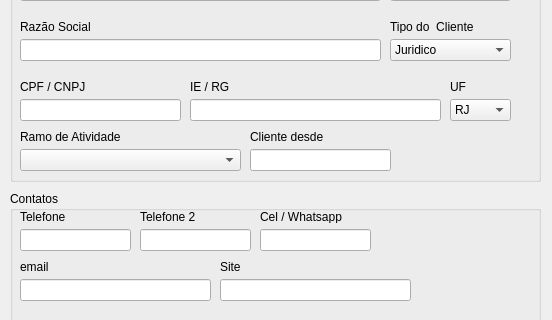
Above: ui_code/addcliente.ui from andersonlrsilva/Controle_de_Estoque before the change; both pictures show x 0 to 552 and y 99 to 419 of the 552 by 670 pixel window. Below: the same form after it.
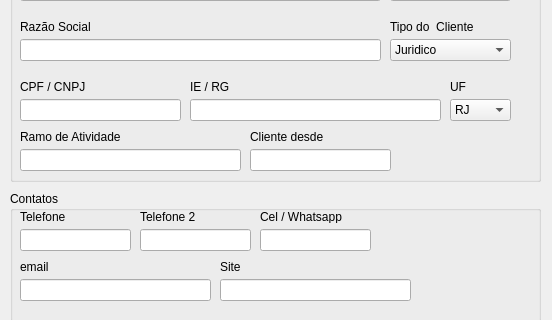
That is the form after the change.

```diff
--- a/ui_code/addcliente.ui
+++ b/ui_code/addcliente.ui
@@ -702,7 +702,7 @@
       </widget>
      </item>
      <item>
-      <widget class="QComboBox" name="cmbAtividade"/>
+      <widget class="QLineEdit" name="txtAtividade"/>
      </item>
     </layout>
    </widget>
```
